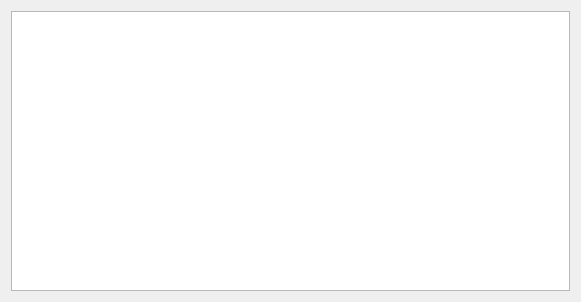
First picture: the form in ZIIBD/DBConnectionProject/DBConnection/dialog.ui, repository jkrolik1/school, before the edit.
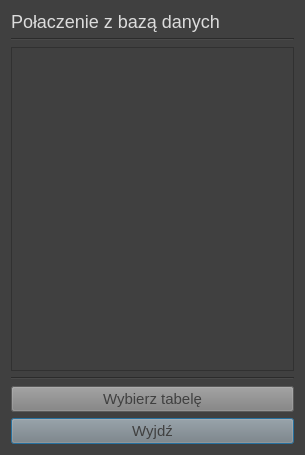
Second picture: the form after the edit.

Commit message: Add main dialog window, some first features

```diff
--- a/ZIIBD/DBConnectionProject/DBConnection/dialog.ui
+++ b/ZIIBD/DBConnectionProject/DBConnection/dialog.ui
@@ -6,16 +6,73 @@
    <rect>
     <x>0</x>
     <y>0</y>
-    <width>581</width>
-    <height>302</height>
+    <width>305</width>
+    <height>455</height>
    </rect>
   </property>
   <property name="windowTitle">
    <string>Dialog</string>
   </property>
-  <layout class="QGridLayout" name="gridLayout_2">
+  <property name="styleSheet">
+   <string notr="true">background-color: rgb(64,64,64);</string>
+  </property>
+  <layout class="QGridLayout" name="gridLayout">
+   <item row="3" column="0">
+    <widget class="Line" name="line_2">
+     <property name="orientation">
+      <enum>Qt::Horizontal</enum>
+     </property>
+    </widget>
+   </item>
+   <item row="2" column="0">
+    <widget class="QTableView" name="tableView">
+     <property name="styleSheet">
+      <string notr="true">background-color: 	rgb(64,64,64);
+</string>
+     </property>
+    </widget>
+   </item>
+   <item row="5" column="0">
+    <widget class="QPushButton" name="pushButton">
+     <property name="styleSheet">
+      <string notr="true">font-size: 15px;
+background-color: rgb(128,128,128);
+color: 	rgb(64,64,64);</string>
+     </property>
+     <property name="text">
+      <string>Wyjdź</string>
+     </property>
+    </widget>
+   </item>
    <item row="0" column="0">
-    <widget class="QTableView" name="tableView"/>
+    <widget class="QLabel" name="label">
+     <property name="styleSheet">
+      <string notr="true">font-size: 18px;
+color: rgb(220,220,220);</string>
+     </property>
+     <property name="text">
+      <string>Połaczenie z bazą danych</string>
+     </property>
+    </widget>
+   </item>
+   <item row="4" column="0">
+    <widget class="QPushButton" name="pushButton_2">
+     <property name="styleSheet">
+      <string notr="true">font-size: 15px;
+background-color: rgb(128,128,128);
+color: 	rgb(64,64,64);</string>
+     </property>
+     <property name="text">
+      <string>Wybierz tabelę</string>
+     </property>
+    </widget>
+   </item>
+   <item row="1" column="0">
+    <widget class="Line" name="line">
+     <property name="orientation">
+      <enum>Qt::Horizontal</enum>
+     </property>
+    </widget>
    </item>
   </layout>
  </widget>
```
The commit also changes 2 other files.
